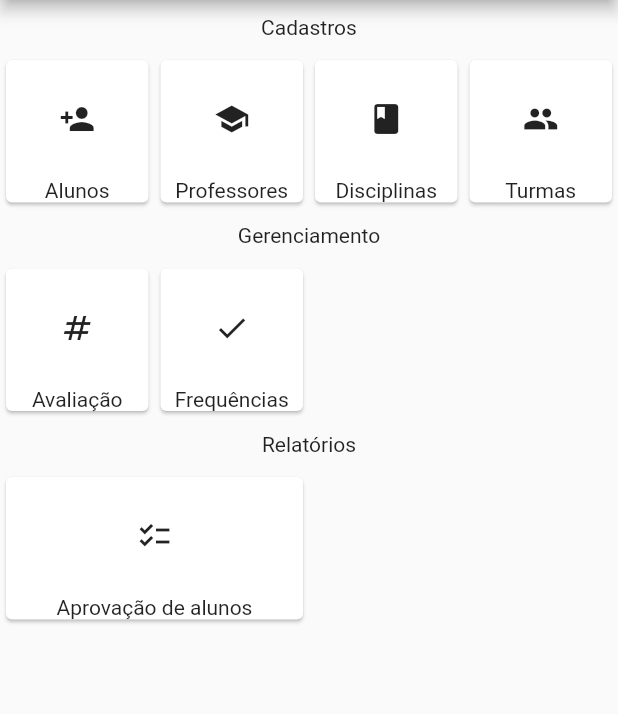
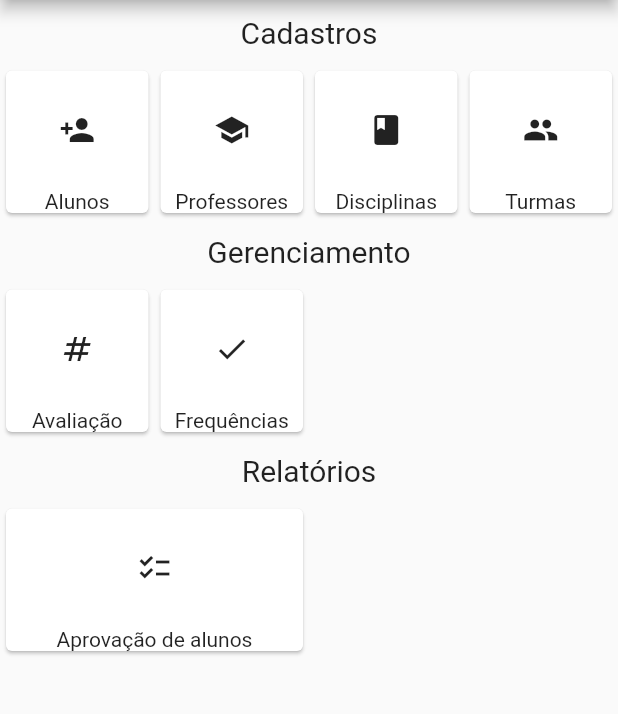
Before and after one commit to AdrielSchneider/flutter_controle_frequencia, a Flutter app: the screen it shows after launch, on a phone screen of 412 x 824 dp, the part 84-798 px from its top. Run offline on Flutter 3.47's test engine with Material 2 defaults, Android fonts, the phone set to English and light mode, and no system bars; our stand-ins replace sqflite; accounts and stored records are empty.

Commit message:
Ajustada tela de frequências

```diff
--- a/lib/main.dart
+++ b/lib/main.dart
@@ -1,8 +1,11 @@
 import 'package:flutter/material.dart';
 import 'package:flutter_controle_frequencias/ui/home_page.dart';
+import 'package:flutter_localizations/flutter_localizations.dart';
 
 void main() => runApp(const MaterialApp(
       debugShowCheckedModeBanner: false,
       title: "Controle de Frequência",
       home: HomePage(),
+      localizationsDelegates: [GlobalMaterialLocalizations.delegate],
+      supportedLocales: [Locale('pt')],
     ));
--- a/lib/ui/components/menu_title.dart
+++ b/lib/ui/components/menu_title.dart
@@ -1,12 +1,20 @@
 import 'package:flutter/material.dart';
 
 class MenuTitle extends StatelessWidget {
-  MenuTitle({Key? key, required this.title}) : super(key: key);
+  MenuTitle({Key? key, required this.title, this.fontSize}) : super(key: key);
 
   String title;
+  double? fontSize;
 
   @override
   Widget build(BuildContext context) {
-    return Title(color: Colors.black, child: Padding(padding: const EdgeInsets.only(top: 10.0, bottom: 10.0), child: Text(title)));
+    return Title(
+        color: Colors.black,
+        child: Padding(
+            padding: const EdgeInsets.only(top: 10.0, bottom: 10.0),
+            child: Text(
+              title,
+              style: TextStyle(fontSize: (fontSize ?? 20.0)),
+            )));
   }
 }
--- a/pubspec.yaml
+++ b/pubspec.yaml
@@ -26,9 +26,13 @@ environment:
 # dependencies can be manually updated by changing the version numbers below to
 # the latest version available on pub.dev. To see which dependencies have newer
 # versions available, run `flutter pub outdated`.
+
 dependencies:
   flutter:
     sdk: flutter
+  flutter_localizations:
+    sdk: flutter
+  intl: ^0.17.0
 
 
   # The following adds the Cupertino Icons font to your application.
```
Also changed, not shown: lib/ui/management/attendance_page.dart (+82 -3 lines), pubspec.lock.
